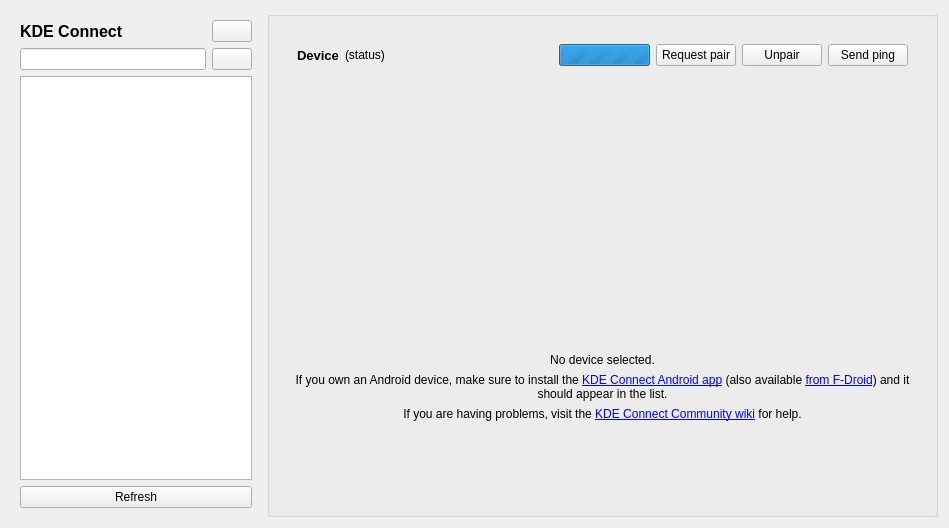
Qt form kcm/kcm.ui (KDE/kdeconnect-kde) before a commit.
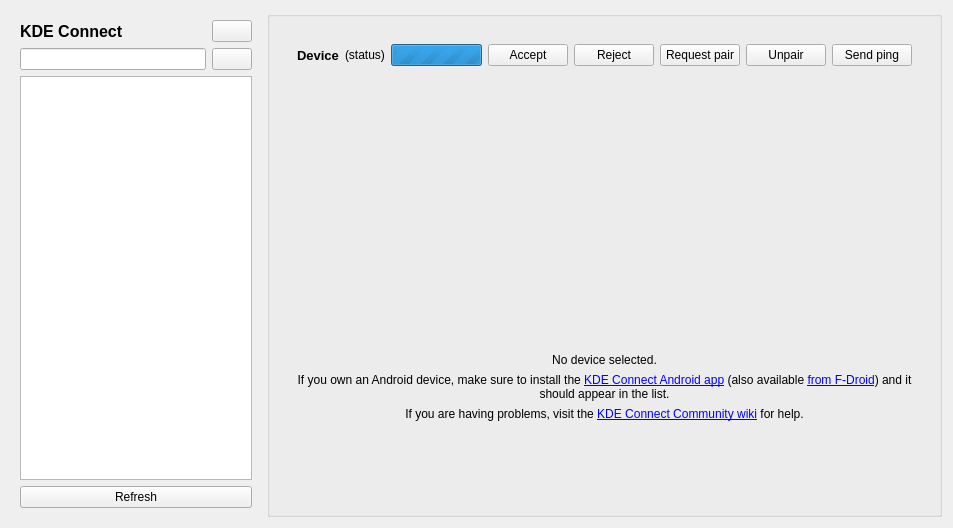
The same form after that commit. Icons and pictures are not drawn. Custom widgets are drawn as their Qt base class.

```diff
--- a/kcm/kcm.ui
+++ b/kcm/kcm.ui
@@ -203,6 +203,20 @@
               </property>
              </widget>
             </item>
+            <item>
+             <widget class="QPushButton" name="accept_button">
+              <property name="text">
+               <string>Accept</string>
+              </property>
+             </widget>
+            </item>
+            <item>
+             <widget class="QPushButton" name="reject_button">
+              <property name="text">
+               <string>Reject</string>
+              </property>
+             </widget>
+            </item>
             <item>
              <widget class="QPushButton" name="pair_button">
               <property name="sizePolicy">
```
